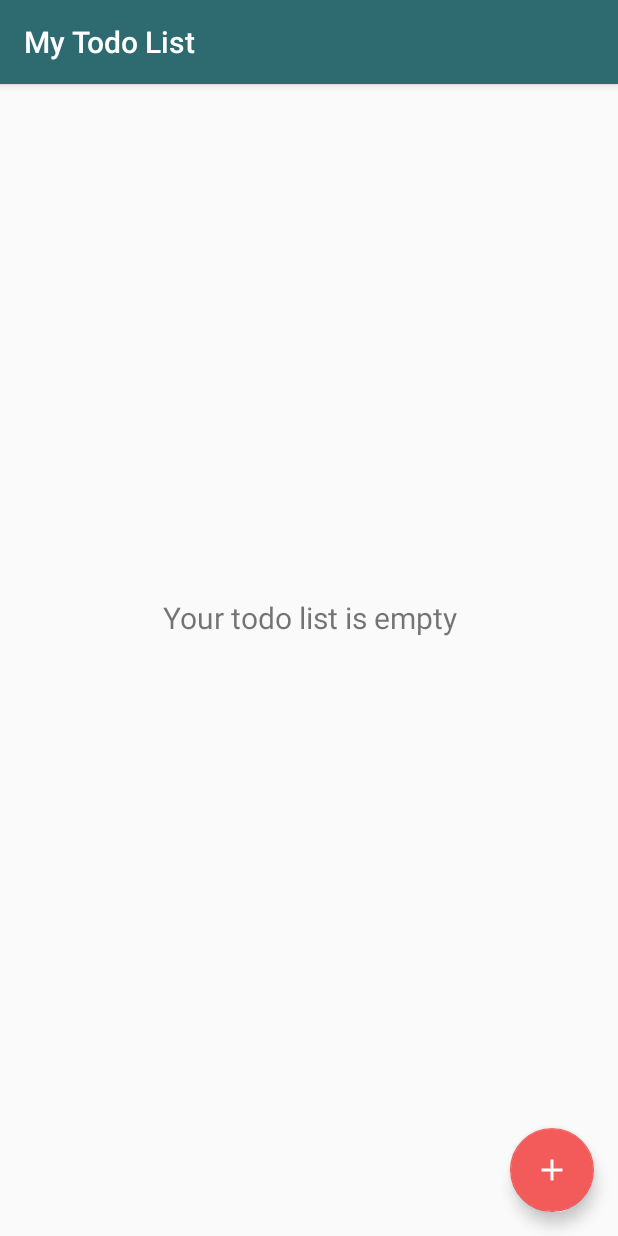
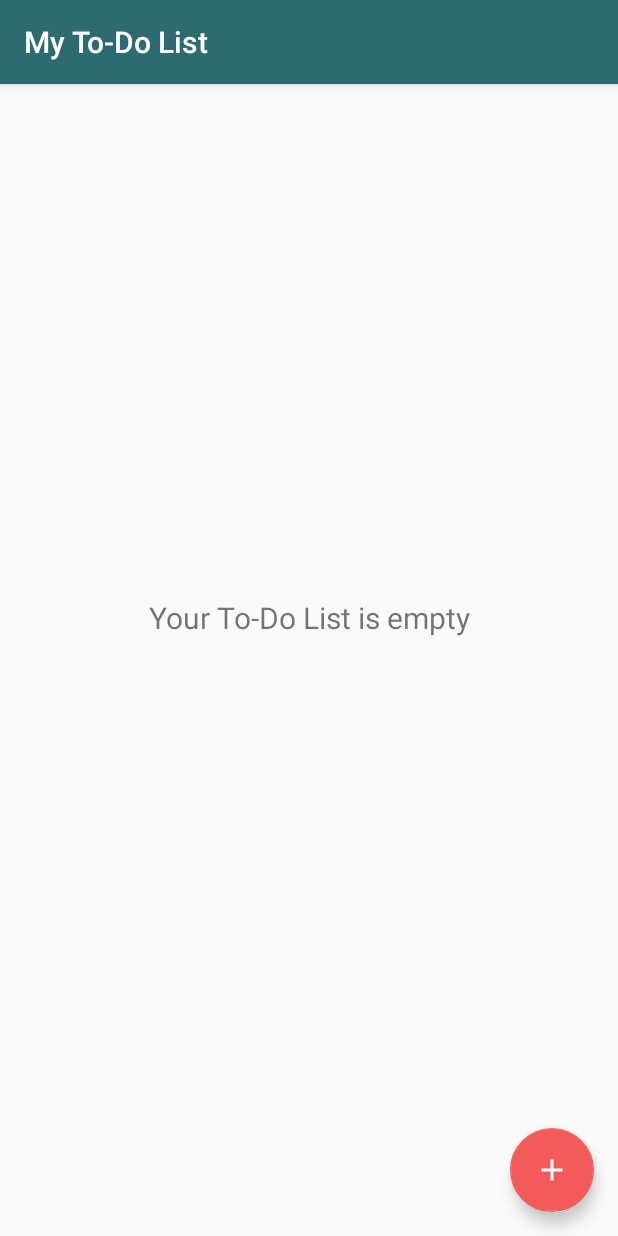
Before and after one commit to emitchel/Todo, an Android app: the screen it shows after launch (MainActivity), after a tap on "CANCEL", on a phone screen of 412 x 824 dp. Run offline under Robolectric (Android 15) with nearby library versions, the phone set to English and light mode, and no system bars; our stand-ins replace ButterKnife; 1 statement that could not run was skipped; 1 other tap on this screen came first.

Commit message:
fix 'To-Do' naming convention

```diff
--- a/app/src/main/res/values/strings.xml
+++ b/app/src/main/res/values/strings.xml
@@ -1,14 +1,12 @@
 <resources>
-    <string name="app_name">My Todo List</string>
+    <string name="app_name">My To-Do List</string>
     <string name="action_settings">Settings</string>
 
     <string name="save">Save</string>
     <string name="description">Description</string>
     <string name="cancel">Cancel</string>
-    <string name="add_new_item">Add new Todo Item</string>
-    <string name="edit_item">Edit Todo Item</string>
-    <string name="empty_todo_list">Your todo list is empty</string>
+    <string name="add_new_item">Add new To-Do Item</string>
+    <string name="edit_item">Edit To-Do Item</string>
+    <string name="empty_todo_list">Your To-Do List is empty</string>
 
-    <!--Testing Strings-->
-    <string name="lorem_ipsum">Lorem ipsum dolor sit amet, consectetur adipiscing elit, sed do eiusmod tempor incididunt ut labore et dolore magna aliqua. Ut enim ad minim veniam, quis nostrud exercitation ullamco laboris nisi ut aliquip ex ea commodo consequat. Duis aute irure dolor in reprehenderit in voluptate velit esse cillum dolore eu fugiat nulla pariatur. Excepteur sint occaecat cupidatat non proident, sunt in culpa qui officia deserunt mollit anim id est laborum.</string>
 </resources>
```
